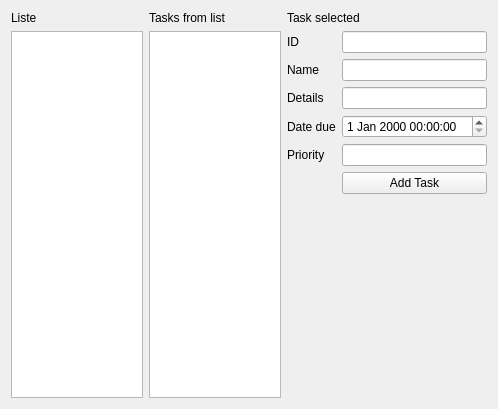
Qt form Presentation/MainWidget.ui (TarcaAndrei/NotesApp) before a commit.
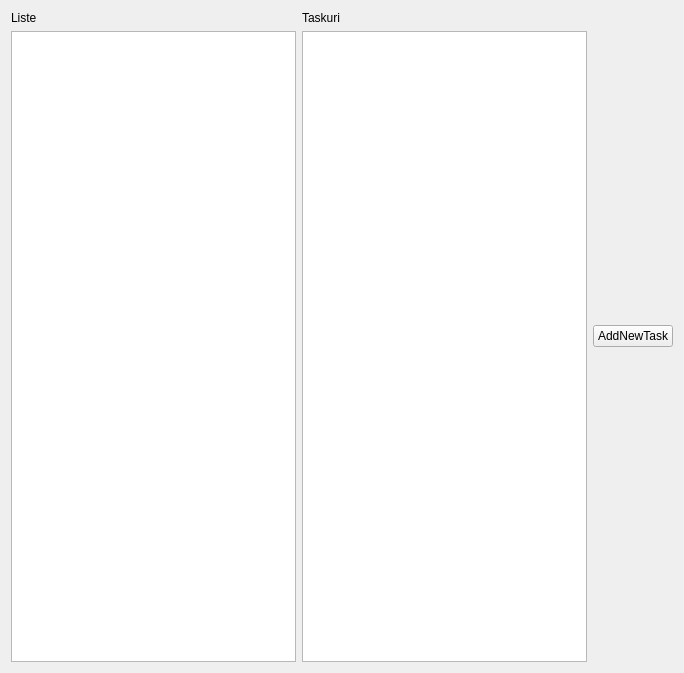
The same form after that commit.

What changed in the file:
```diff
--- a/Presentation/MainWidget.ui
+++ b/Presentation/MainWidget.ui
@@ -6,103 +6,50 @@
    <rect>
     <x>0</x>
     <y>0</y>
-    <width>498</width>
-    <height>409</height>
+    <width>684</width>
+    <height>673</height>
    </rect>
   </property>
   <property name="windowTitle">
    <string>MainWidget</string>
   </property>
-  <layout class="QGridLayout" name="gridLayout_2">
-   <item row="0" column="0">
-    <layout class="QGridLayout" name="gridLayout">
-     <item row="0" column="0">
+  <layout class="QHBoxLayout" name="horizontalLayout_2">
+   <item>
+    <layout class="QVBoxLayout" name="verticalLayout_3">
+     <item>
       <widget class="QLabel" name="label">
        <property name="text">
         <string>Liste</string>
        </property>
       </widget>
      </item>
-     <item row="0" column="2">
-      <widget class="QLabel" name="label_3">
-       <property name="text">
-        <string>Task selected</string>
-       </property>
-      </widget>
-     </item>
-     <item row="1" column="0" alignment="Qt::AlignLeft">
+     <item>
       <widget class="QListView" name="listView"/>
      </item>
-     <item row="1" column="1">
-      <widget class="QListView" name="listView_2"/>
-     </item>
-     <item row="0" column="1">
+    </layout>
+   </item>
+   <item>
+    <layout class="QVBoxLayout" name="verticalLayout_4">
+     <item>
       <widget class="QLabel" name="label_2">
        <property name="text">
-        <string>Tasks from list</string>
+        <string>Taskuri</string>
        </property>
       </widget>
      </item>
-     <item row="1" column="2">
-      <layout class="QFormLayout" name="formLayout">
-       <item row="0" column="0">
-        <widget class="QLabel" name="iDLabel">
-         <property name="text">
-          <string>ID</string>
-         </property>
-        </widget>
-       </item>
-       <item row="0" column="1">
-        <widget class="QLineEdit" name="iDLineEdit"/>
-       </item>
-       <item row="1" column="0">
-        <widget class="QLabel" name="nameLabel">
-         <property name="text">
-          <string>Name</string>
-         </property>
-        </widget>
-       </item>
-       <item row="1" column="1">
-        <widget class="QLineEdit" name="nameLineEdit"/>
-       </item>
-       <item row="2" column="0">
-        <widget class="QLabel" name="detailsLabel">
-         <property name="text">
-          <string>Details</string>
-         </property>
-        </widget>
-       </item>
-       <item row="2" column="1">
-        <widget class="QLineEdit" name="detailsLineEdit"/>
-       </item>
-       <item row="3" column="0">
-        <widget class="QLabel" name="dateDueLabel">
-         <property name="text">
-          <string>Date due</string>
-         </property>
-        </widget>
-       </item>
-       <item row="3" column="1">
-        <widget class="QDateTimeEdit" name="dateTimeEdit"/>
-       </item>
-       <item row="4" column="0">
-        <widget class="QLabel" name="priorityLabel">
-         <property name="text">
-          <string>Priority</string>
-         </property>
-        </widget>
-       </item>
-       <item row="4" column="1">
-        <widget class="QLineEdit" name="priorityLineEdit"/>
-       </item>
-       <item row="5" column="1">
-        <widget class="QPushButton" name="saveTask">
-         <property name="text">
-          <string>Add Task</string>
-         </property>
-        </widget>
-       </item>
-      </layout>
+     <item>
+      <widget class="QListView" name="listView_2"/>
+     </item>
+    </layout>
+   </item>
+   <item>
+    <layout class="QGridLayout" name="gridLayout">
+     <item row="0" column="0">
+      <widget class="QPushButton" name="add_new_task_button">
+       <property name="text">
+        <string>AddNewTask</string>
+       </property>
+      </widget>
      </item>
     </layout>
    </item>
```
